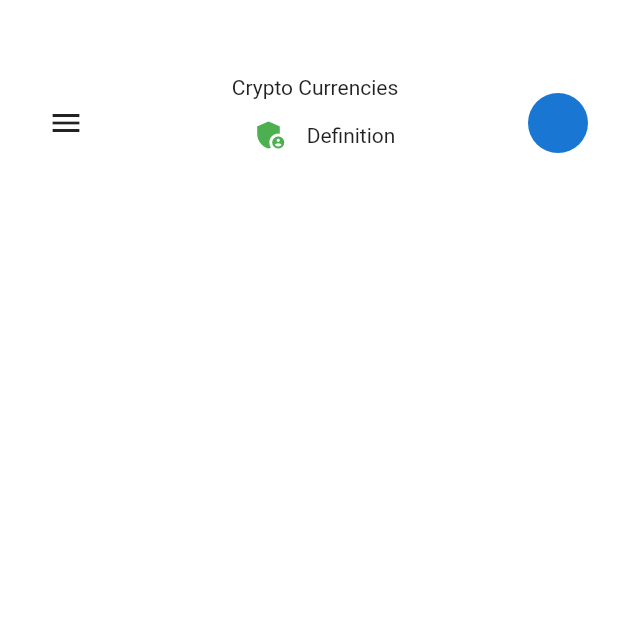
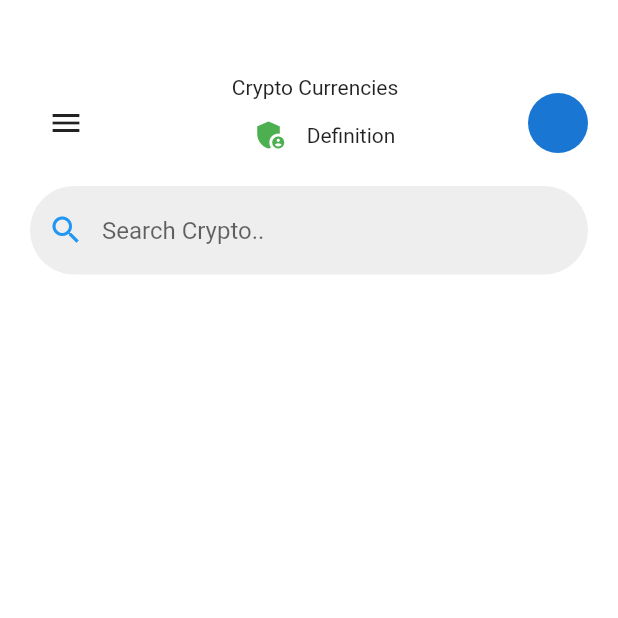
Before and after one commit to Akhele/cryptoCurrencies-Projects-app, a Flutter app: the screen it shows after launch, on a phone screen of 412 x 824 dp, the top half of it. Run offline on Flutter 3.47's test engine with Material 2 defaults, Android fonts, the phone set to English and light mode, and no system bars.

Commit message:
Adding the SearchBox

```diff
--- a/lib/DrawerScreen.dart
+++ b/lib/DrawerScreen.dart
@@ -12,7 +12,7 @@ class _DrawerScreenState extends State<DrawerScreen> {
   Widget build(BuildContext context) {
     return AnimatedContainer(
       duration: const Duration(milliseconds: 250),
-      color: Colors.green,
+      color: Colors.blue,
 
     );
   }
--- a/lib/HomeScreen.dart
+++ b/lib/HomeScreen.dart
@@ -22,9 +22,11 @@ class _HomeScreenState extends State<HomeScreen> {
       color: Colors.white,
       child: Column(
         children: [
+
           SizedBox(
             height: 50,
           ),
+
           Container(
             margin: EdgeInsets.symmetric(horizontal: 20),
             child: Row(
@@ -41,7 +43,7 @@ class _HomeScreenState extends State<HomeScreen> {
                             isDrawerOpen = false;
                           });
                         },
-                        icon: Icon(Icons.undo))
+                        icon: Icon(Icons.arrow_back_ios))
                     : IconButton(
                         icon: Icon(Icons.menu),
                         onPressed: () {
@@ -72,6 +74,26 @@ class _HomeScreenState extends State<HomeScreen> {
                 CircleAvatar(),
               ],
             ),
+          ),
+
+          Container(
+            child: TextField(
+              decoration: InputDecoration(
+                enabledBorder: OutlineInputBorder(
+                  borderSide: BorderSide(color: Colors.transparent),
+                  borderRadius: BorderRadius.all(Radius.circular(30)),
+                ),
+                focusedBorder: OutlineInputBorder(
+                    borderRadius: BorderRadius.all(Radius.circular(30)),
+                    borderSide: BorderSide(color: Colors.blue),
+                ),
+                prefixIcon: Icon(Icons.search, color: Colors.blue,),
+                hintText: "Search Crypto..",
+                filled: true,
+                fillColor: Colors.grey[200]
+              ),
+            ),
+            padding: EdgeInsets.fromLTRB(20, 10, 20, 10),
           )
         ],
       ),
```
